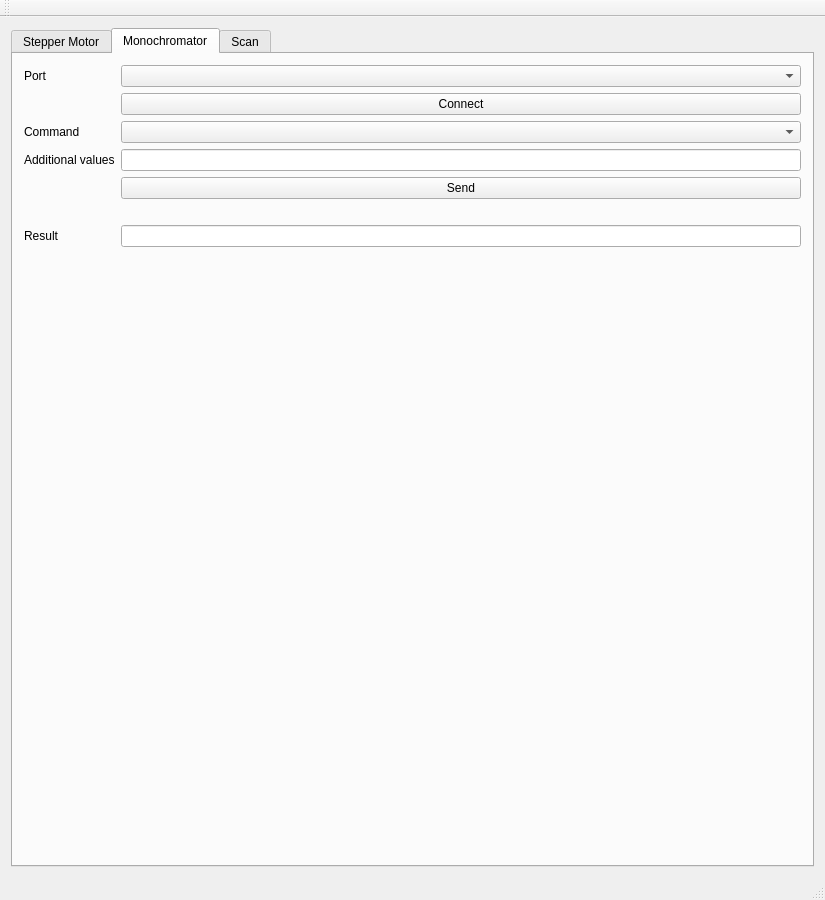
anates/DispersionSetup, file mainwindow.ui: the form before one commit.
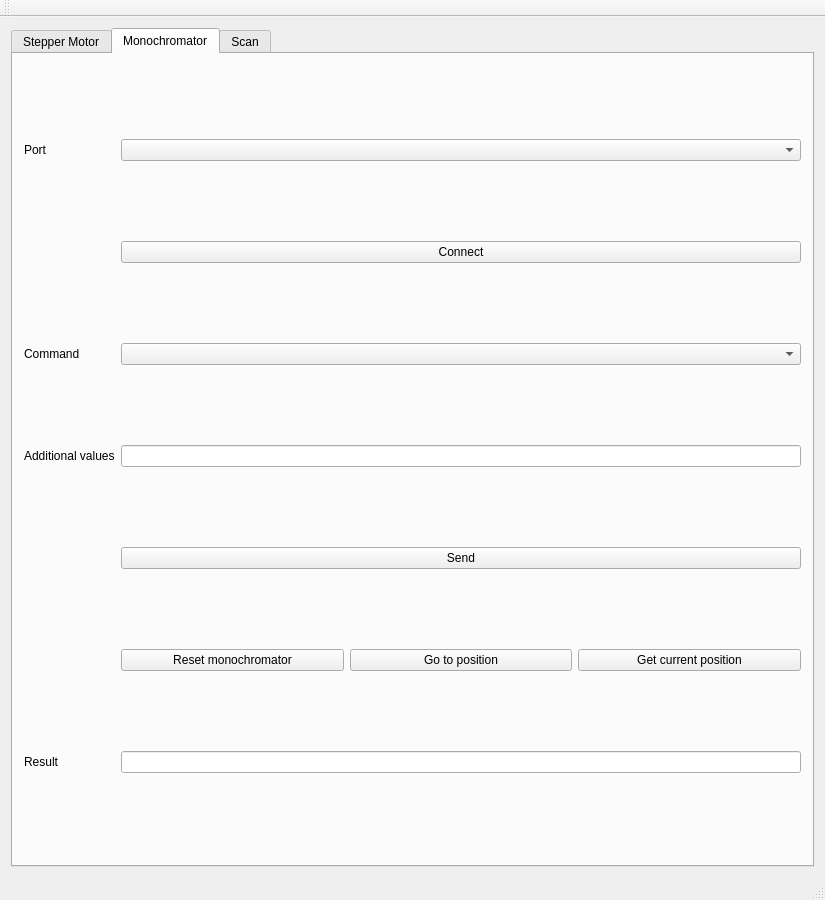
The form after the commit. The open tabs and pages were chosen to show the change. Custom widgets are drawn as their Qt base class.

The edit to the form file:
```diff
--- a/mainwindow.ui
+++ b/mainwindow.ui
@@ -89,10 +89,7 @@
        <attribute name="title">
         <string>Monochromator</string>
        </attribute>
-       <layout class="QFormLayout" name="formLayout_2">
-        <property name="fieldGrowthPolicy">
-         <enum>QFormLayout::AllNonFixedFieldsGrow</enum>
-        </property>
+       <layout class="QGridLayout" name="gridLayout_4">
         <item row="0" column="0">
          <widget class="QLabel" name="label">
           <property name="text">
@@ -110,54 +107,79 @@
           </property>
          </widget>
         </item>
-        <item row="4" column="0">
+        <item row="2" column="0">
          <widget class="QLabel" name="label_4">
           <property name="text">
            <string>Command</string>
           </property>
          </widget>
         </item>
-        <item row="4" column="1">
+        <item row="2" column="1">
          <widget class="QComboBox" name="mono_command"/>
         </item>
-        <item row="6" column="1">
+        <item row="3" column="0">
+         <widget class="QLabel" name="label_9">
+          <property name="text">
+           <string>Additional values</string>
+          </property>
+         </widget>
+        </item>
+        <item row="3" column="1">
+         <layout class="QHBoxLayout" name="horizontalLayout_2">
+          <item>
+           <widget class="QLineEdit" name="Mono_Value_1"/>
+          </item>
+         </layout>
+        </item>
+        <item row="4" column="1">
          <widget class="QPushButton" name="Send_Data_Mono">
           <property name="text">
            <string>Send</string>
           </property>
          </widget>
         </item>
-        <item row="9" column="0">
+        <item row="5" column="0">
          <widget class="QLabel" name="label_3">
           <property name="text">
            <string/>
           </property>
          </widget>
         </item>
-        <item row="10" column="0">
+        <item row="5" column="1">
+         <layout class="QHBoxLayout" name="horizontalLayout_4">
+          <item>
+           <widget class="QPushButton" name="ResetMono">
+            <property name="text">
+             <string>Reset monochromator</string>
+            </property>
+           </widget>
+          </item>
+          <item>
+           <widget class="QPushButton" name="GotoPositionButton">
+            <property name="text">
+             <string>Go to position</string>
+            </property>
+           </widget>
+          </item>
+          <item>
+           <widget class="QPushButton" name="curPosMono">
+            <property name="text">
+             <string>Get current position</string>
+            </property>
+           </widget>
+          </item>
+         </layout>
+        </item>
+        <item row="6" column="0">
          <widget class="QLabel" name="label_7">
           <property name="text">
            <string>Result</string>
           </property>
          </widget>
         </item>
-        <item row="10" column="1">
+        <item row="6" column="1">
          <widget class="QLineEdit" name="mono_result"/>
         </item>
-        <item row="5" column="1">
-         <layout class="QHBoxLayout" name="horizontalLayout_2">
-          <item>
-           <widget class="QLineEdit" name="Mono_Value_1"/>
-          </item>
-         </layout>
-        </item>
-        <item row="5" column="0">
-         <widget class="QLabel" name="label_9">
-          <property name="text">
-           <string>Additional values</string>
-          </property>
-         </widget>
-        </item>
        </layout>
       </widget>
       <widget class="QWidget" name="Scan">
```
